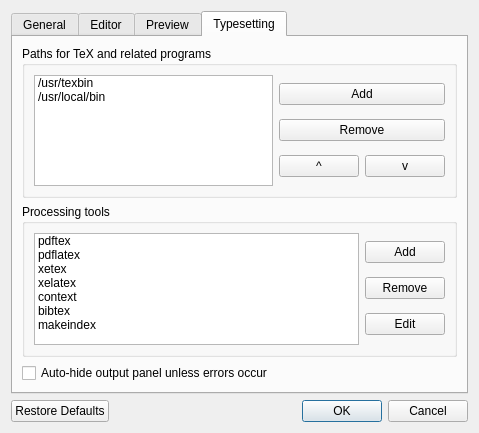
Qt form PrefsDialog.ui (Sharpie/TeXworks) before a commit.
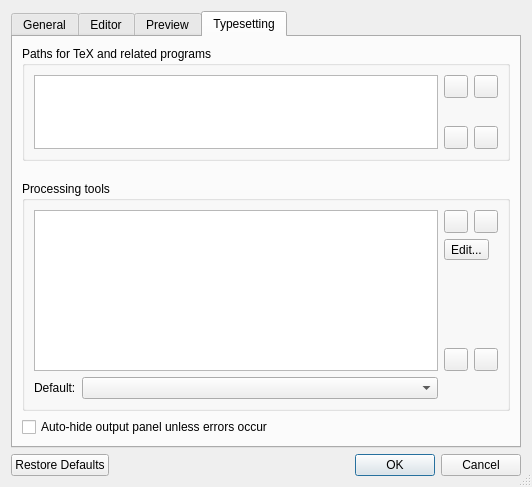
The same form after that commit. The open tabs and pages were chosen to show the change. Icons and pictures are not drawn.

Commit message: more prefs stuff, toolbar options

```diff
--- a/PrefsDialog.ui
+++ b/PrefsDialog.ui
@@ -5,13 +5,16 @@
    <rect>
     <x>0</x>
     <y>0</y>
-    <width>479</width>
-    <height>433</height>
+    <width>532</width>
+    <height>487</height>
    </rect>
   </property>
   <property name="windowTitle" >
    <string>TeXWorks Preferences</string>
   </property>
+  <property name="sizeGripEnabled" >
+   <bool>true</bool>
+  </property>
   <property name="modal" >
    <bool>true</bool>
   </property>
@@ -271,152 +274,168 @@
       </attribute>
       <layout class="QGridLayout" >
        <item row="0" column="0" >
+        <layout class="QVBoxLayout" >
+         <property name="spacing" >
+          <number>20</number>
+         </property>
+         <item>
         <widget class="QGroupBox" name="groupBox_4" >
+           <property name="sizePolicy" >
+            <sizepolicy vsizetype="Preferred" hsizetype="Preferred" >
+             <horstretch>0</horstretch>
+             <verstretch>1</verstretch>
+            </sizepolicy>
+           </property>
          <property name="title" >
           <string>Paths for TeX and related programs</string>
          </property>
          <layout class="QGridLayout" >
-          <item row="0" column="0" >
+            <item rowspan="3" row="0" column="0" >
            <widget class="QListWidget" name="binPathList" >
+              <property name="sizePolicy" >
+               <sizepolicy vsizetype="Expanding" hsizetype="Expanding" >
+                <horstretch>0</horstretch>
+                <verstretch>1</verstretch>
+               </sizepolicy>
+              </property>
             <property name="currentRow" >
              <number>-1</number>
             </property>
-            <item>
-             <property name="text" >
-              <string>/usr/texbin</string>
-             </property>
-            </item>
-            <item>
-             <property name="text" >
-              <string>/usr/local/bin</string>
-             </property>
-            </item>
            </widget>
           </item>
           <item row="0" column="1" >
-           <layout class="QGridLayout" >
-            <item row="0" column="0" colspan="2" >
-             <widget class="QPushButton" name="pushButton_4" >
-              <property name="text" >
-               <string>Add</string>
+             <widget class="QToolButton" name="pathUp" >
+              <property name="icon" >
+               <iconset resource="resources.qrc" >:/images/images/up.png</iconset>
               </property>
-              <property name="autoDefault" >
-               <bool>false</bool>
-              </property>
              </widget>
             </item>
-            <item row="1" column="0" colspan="2" >
-             <widget class="QPushButton" name="pushButton_5" >
-              <property name="text" >
-               <string>Remove</string>
+            <item row="0" column="2" >
+             <widget class="QToolButton" name="pathDown" >
+              <property name="icon" >
+               <iconset resource="resources.qrc" >:/images/images/down.png</iconset>
               </property>
-              <property name="autoDefault" >
-               <bool>false</bool>
-              </property>
              </widget>
             </item>
-            <item row="2" column="0" >
-             <widget class="QPushButton" name="pushButton_6" >
-              <property name="text" >
-               <string> ^ </string>
+            <item row="1" column="1" >
+             <spacer>
+              <property name="orientation" >
+               <enum>Qt::Vertical</enum>
               </property>
-              <property name="autoDefault" >
-               <bool>false</bool>
+              <property name="sizeHint" >
+               <size>
+                <width>20</width>
+                <height>40</height>
+               </size>
               </property>
-             </widget>
+             </spacer>
             </item>
             <item row="2" column="1" >
-             <widget class="QPushButton" name="pushButton_7" >
-              <property name="text" >
-               <string> v </string>
+             <widget class="QToolButton" name="pathAdd" >
+              <property name="icon" >
+               <iconset resource="resources.qrc" >:/images/images/plus.png</iconset>
               </property>
-              <property name="autoDefault" >
-               <bool>false</bool>
+             </widget>
+            </item>
+            <item row="2" column="2" >
+             <widget class="QToolButton" name="pathRemove" >
+              <property name="icon" >
+               <iconset resource="resources.qrc" >:/images/images/minus.png</iconset>
               </property>
              </widget>
             </item>
            </layout>
-          </item>
-         </layout>
-        </widget>
-       </item>
-       <item row="1" column="0" >
+          </widget>
+         </item>
+         <item>
         <widget class="QGroupBox" name="groupBox_5" >
+           <property name="sizePolicy" >
+            <sizepolicy vsizetype="Preferred" hsizetype="Preferred" >
+             <horstretch>0</horstretch>
+             <verstretch>2</verstretch>
+            </sizepolicy>
+           </property>
          <property name="title" >
           <string>Processing tools</string>
          </property>
          <layout class="QGridLayout" >
-          <item row="0" column="0" >
-           <widget class="QListWidget" name="binPathList_2" >
+            <item rowspan="4" row="0" column="0" >
+             <widget class="QListWidget" name="toolList" >
+              <property name="sizePolicy" >
+               <sizepolicy vsizetype="Expanding" hsizetype="Expanding" >
+                <horstretch>0</horstretch>
+                <verstretch>2</verstretch>
+               </sizepolicy>
+              </property>
             <property name="currentRow" >
              <number>-1</number>
             </property>
-            <item>
-             <property name="text" >
-              <string>pdftex</string>
-             </property>
-            </item>
-            <item>
-             <property name="text" >
-              <string>pdflatex</string>
-             </property>
-            </item>
-            <item>
-             <property name="text" >
-              <string>xetex</string>
-             </property>
-            </item>
-            <item>
-             <property name="text" >
-              <string>xelatex</string>
-             </property>
-            </item>
-            <item>
-             <property name="text" >
-              <string>context</string>
-             </property>
-            </item>
-            <item>
-             <property name="text" >
-              <string>bibtex</string>
-             </property>
-            </item>
-            <item>
-             <property name="text" >
-              <string>makeindex</string>
-             </property>
-            </item>
            </widget>
           </item>
           <item row="0" column="1" >
-           <layout class="QVBoxLayout" >
-            <item>
-             <widget class="QPushButton" name="pushButton" >
-              <property name="text" >
-               <string>Add</string>
+             <widget class="QToolButton" name="toolUp" >
+              <property name="icon" >
+               <iconset resource="resources.qrc" >:/images/images/up.png</iconset>
               </property>
-              <property name="autoDefault" >
-               <bool>false</bool>
+             </widget>
+            </item>
+            <item row="0" column="2" >
+             <widget class="QToolButton" name="toolDown" >
+              <property name="icon" >
+               <iconset resource="resources.qrc" >:/images/images/down.png</iconset>
               </property>
              </widget>
             </item>
-            <item>
-             <widget class="QPushButton" name="pushButton_2" >
+            <item row="1" column="1" colspan="2" >
+             <widget class="QToolButton" name="toolEdit" >
               <property name="text" >
-               <string>Remove</string>
+               <string>Edit...</string>
               </property>
-              <property name="autoDefault" >
-               <bool>false</bool>
+             </widget>
+            </item>
+            <item row="2" column="1" >
+             <spacer>
+              <property name="orientation" >
+               <enum>Qt::Vertical</enum>
               </property>
+              <property name="sizeHint" >
+               <size>
+                <width>20</width>
+                <height>10</height>
+               </size>
+              </property>
+             </spacer>
+            </item>
+            <item row="3" column="1" >
+             <widget class="QToolButton" name="toolAdd" >
+              <property name="icon" >
+               <iconset resource="resources.qrc" >:/images/images/plus.png</iconset>
+              </property>
              </widget>
             </item>
+            <item row="3" column="2" >
+             <widget class="QToolButton" name="toolRemove" >
+              <property name="icon" >
+               <iconset resource="resources.qrc" >:/images/images/minus.png</iconset>
+              </property>
+             </widget>
+            </item>
+            <item row="4" column="0" >
+             <layout class="QHBoxLayout" >
             <item>
-             <widget class="QPushButton" name="pushButton_3" >
+               <widget class="QLabel" name="label_3" >
               <property name="text" >
-               <string>Edit</string>
-              </property>
-              <property name="autoDefault" >
-               <bool>false</bool>
+                 <string>Default:</string>
+                </property>
+               </widget>
+              </item>
+              <item>
+               <widget class="QComboBox" name="defaultTool" >
+                <property name="sizePolicy" >
+                 <sizepolicy vsizetype="Fixed" hsizetype="Preferred" >
+                  <horstretch>1</horstretch>
+                  <verstretch>0</verstretch>
+                 </sizepolicy>
               </property>
              </widget>
             </item>
@@ -425,8 +444,10 @@
          </layout>
         </widget>
        </item>
-       <item row="2" column="0" >
-        <widget class="QCheckBox" name="checkBox" >
+        </layout>
+       </item>
+       <item row="1" column="0" >
+        <widget class="QCheckBox" name="autoHideOutput" >
          <property name="text" >
           <string>Auto-hide output panel unless errors occur</string>
          </property>
```
Left out of the diff: 190 changed lines with no effect on the pictures. Lines whose indentation alone changed are shown as unchanged. The commit also changes 15 other files.
